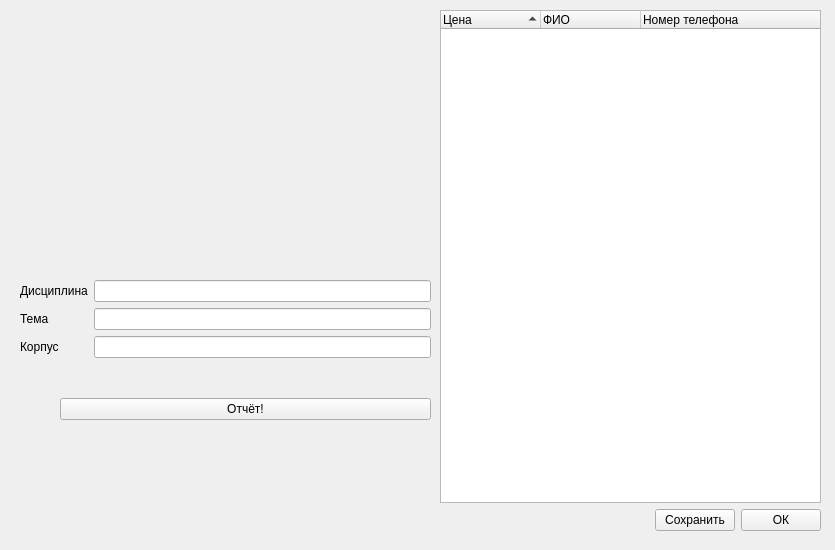
First picture: the form in report.ui, repository ploschka/CureSuch, before the edit.
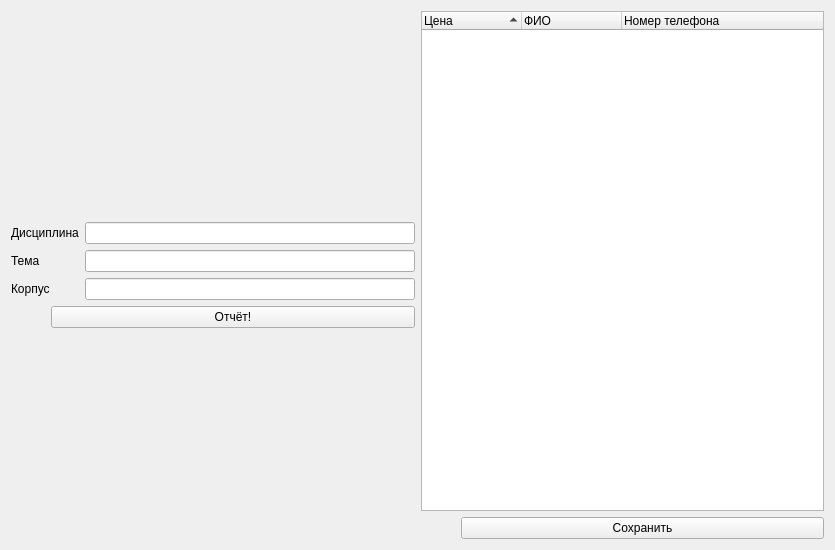
Second picture: the form after the edit.

```diff
--- a/report.ui
+++ b/report.ui
@@ -22,16 +22,22 @@
   <property name="windowTitle">
    <string>Отчёт</string>
   </property>
-  <widget class="QWidget" name="verticalLayoutWidget">
-   <property name="geometry">
-    <rect>
-     <x>20</x>
-     <y>280</y>
-     <width>411</width>
-     <height>140</height>
-    </rect>
-   </property>
+  <layout class="QHBoxLayout" name="horizontalLayout_3">
+   <item>
    <layout class="QVBoxLayout" name="verticalLayout">
+     <item>
+      <spacer name="verticalSpacer_2">
+       <property name="orientation">
+        <enum>Qt::Vertical</enum>
+       </property>
+       <property name="sizeHint" stdset="0">
+        <size>
+         <width>20</width>
+         <height>40</height>
+        </size>
+       </property>
+      </spacer>
+     </item>
     <item>
      <layout class="QFormLayout" name="formLayout">
       <item row="0" column="0">
@@ -109,17 +115,22 @@
       </item>
      </layout>
     </item>
-   </layout>
-  </widget>
-  <widget class="QWidget" name="verticalLayoutWidget_2">
-   <property name="geometry">
-    <rect>
-     <x>440</x>
-     <y>10</y>
-     <width>381</width>
-     <height>521</height>
-    </rect>
-   </property>
+     <item>
+      <spacer name="verticalSpacer">
+       <property name="orientation">
+        <enum>Qt::Vertical</enum>
+       </property>
+       <property name="sizeHint" stdset="0">
+        <size>
+         <width>20</width>
+         <height>40</height>
+        </size>
+       </property>
+      </spacer>
+     </item>
+    </layout>
+   </item>
+   <item>
    <layout class="QVBoxLayout" name="verticalLayout_2">
     <item>
      <widget class="QTreeWidget" name="treeWidget">
@@ -157,7 +168,7 @@
          <enum>Qt::Horizontal</enum>
         </property>
         <property name="sizeType">
-         <enum>QSizePolicy::Expanding</enum>
+          <enum>QSizePolicy::Preferred</enum>
         </property>
         <property name="sizeHint" stdset="0">
          <size>
@@ -174,17 +185,11 @@
         </property>
        </widget>
       </item>
-      <item>
-       <widget class="QPushButton" name="OKButton">
-        <property name="text">
-         <string>ОК</string>
-        </property>
-       </widget>
+      </layout>
       </item>
      </layout>
     </item>
    </layout>
-  </widget>
  </widget>
  <resources/>
  <connections/>
```
Left out of the diff: 2 changed lines with no effect on the pictures. Lines whose indentation alone changed are shown as unchanged.
